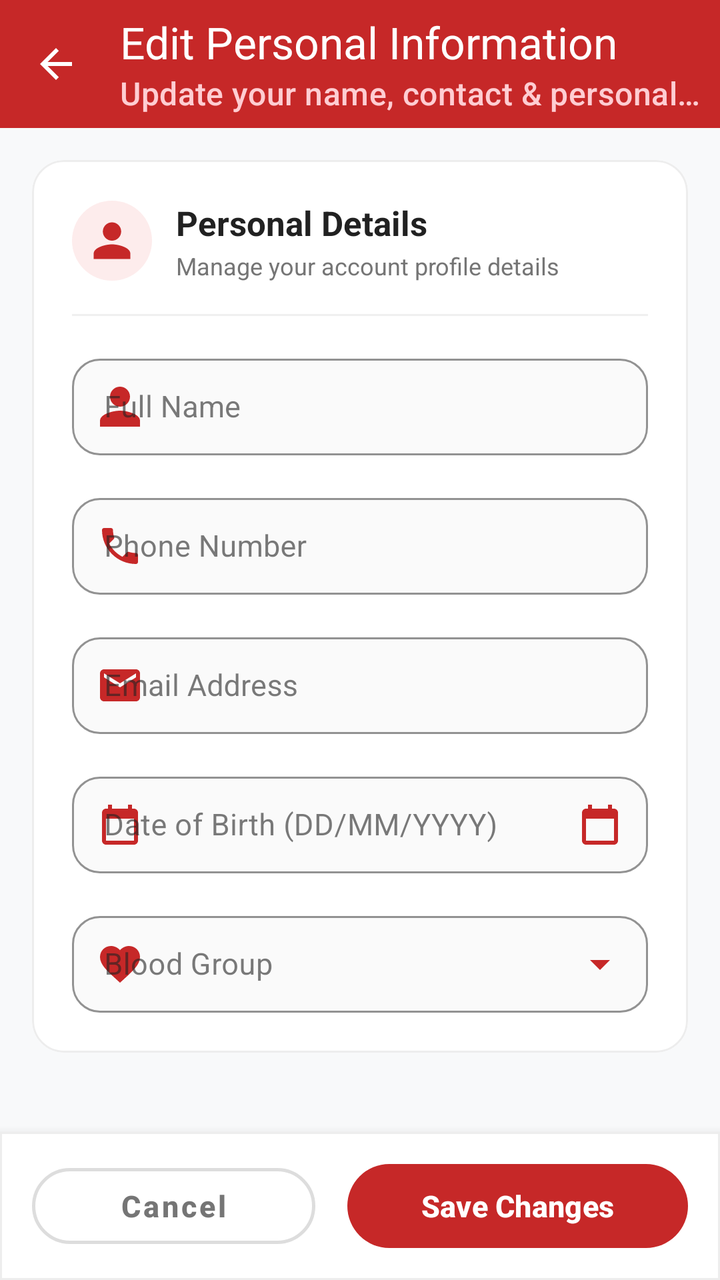
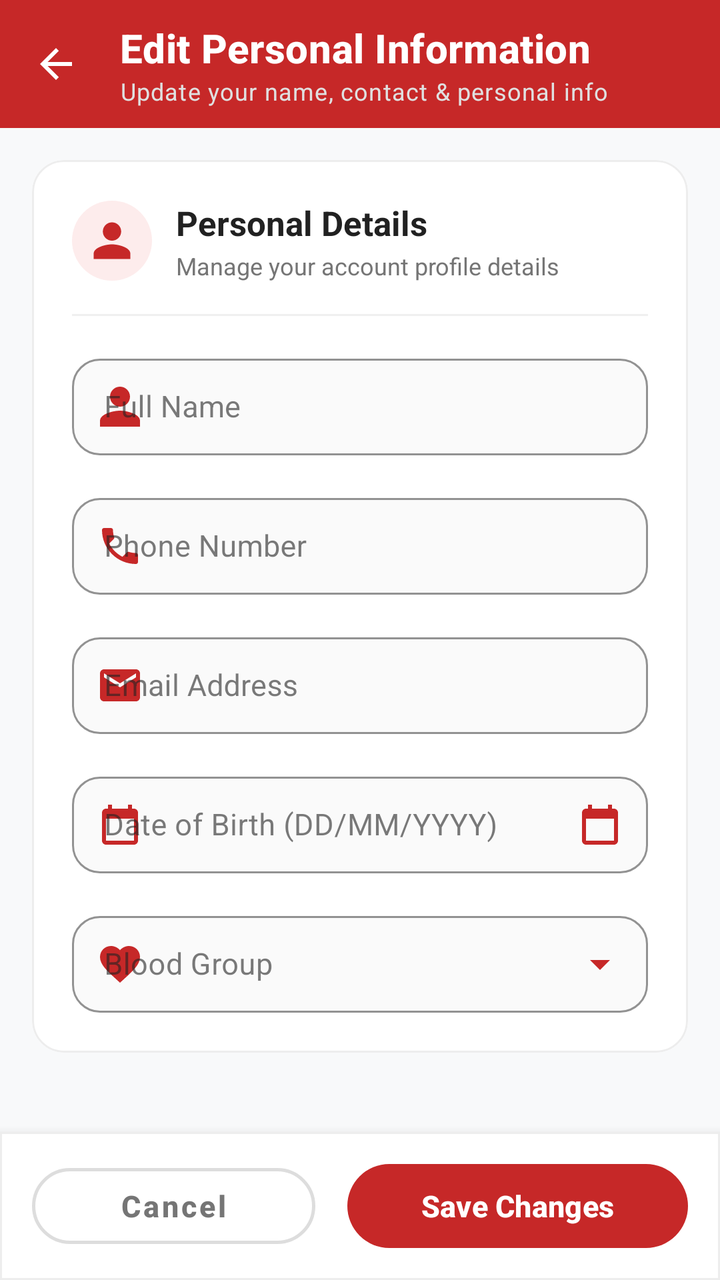

Two renders of the same Android screen: before a commit and after it. Below are the layout's source before the change and the commit's diff.
<!-- AndroidManifest.xml: application theme Theme.DonateBlood -->
<!-- res/layout/fragment_personal_edit.xml -->
<?xml version="1.0" encoding="utf-8"?>
<LinearLayout xmlns:android="http://schemas.android.com/apk/res/android"
    xmlns:app="http://schemas.android.com/apk/res-auto"
    xmlns:tools="http://schemas.android.com/tools"
    android:layout_width="match_parent"
    android:layout_height="match_parent"
    android:orientation="vertical"
    android:background="#F8F9FA">

    
    <com.google.android.material.appbar.MaterialToolbar
        android:id="@+id/toolbar"
        android:layout_width="match_parent"
        android:layout_height="?attr/actionBarSize"
        android:background="@color/primary_red_dark"
        app:elevation="3dp"
        app:navigationIcon="@drawable/ic_arrow_back_white"
        app:title="Edit Personal Information"
        app:titleTextColor="@color/white"
        app:subtitle="Update your name, contact &amp; personal info"
        app:subtitleTextColor="#FFCDD2" />

    
    <androidx.core.widget.NestedScrollView
        android:layout_width="match_parent"
        android:layout_height="0dp"
        android:layout_weight="1"
        android:fillViewport="true">

        <LinearLayout
            android:layout_width="match_parent"
            android:layout_height="wrap_content"
            android:orientation="vertical"
            android:padding="16dp">

            
            <com.google.android.material.card.MaterialCardView
                android:layout_width="match_parent"
                android:layout_height="wrap_content"
                app:cardCornerRadius="16dp"
                app:cardElevation="0dp"
                app:strokeColor="#EDEDED"
                app:strokeWidth="1dp"
                app:cardBackgroundColor="@color/white">

                <LinearLayout
                    android:layout_width="match_parent"
                    android:layout_height="wrap_content"
                    android:orientation="vertical"
                    android:padding="20dp">

                    
                    <LinearLayout
                        android:layout_width="match_parent"
                        android:layout_height="wrap_content"
                        android:gravity="center_vertical"
                        android:orientation="horizontal"
                        android:layout_marginBottom="16dp">

                        <FrameLayout
                            android:layout_width="40dp"
                            android:layout_height="40dp"
                            android:background="@drawable/bg_circle_icon">

                            <ImageView
                                android:layout_width="22dp"
                                android:layout_height="22dp"
                                android:layout_gravity="center"
                                android:src="@drawable/ic_user"
                                app:tint="@color/primary_red_dark"
                                tools:ignore="ContentDescription" />
                        </FrameLayout>

                        <LinearLayout
                            android:layout_width="0dp"
                            android:layout_height="wrap_content"
                            android:layout_marginStart="12dp"
                            android:layout_weight="1"
                            android:orientation="vertical">

                            <TextView
                                android:layout_width="wrap_content"
                                android:layout_height="wrap_content"
                                android:text="Personal Details"
                                android:textColor="@color/text_primary"
                                android:textSize="17sp"
                                android:textStyle="bold" />

                            <TextView
                                android:layout_width="wrap_content"
                                android:layout_height="wrap_content"
                                android:layout_marginTop="2dp"
                                android:text="Manage your account profile details"
                                android:textColor="@color/text_secondary"
                                android:textSize="12sp" />
                        </LinearLayout>
                    </LinearLayout>

                    <View
                        android:layout_width="match_parent"
                        android:layout_height="1dp"
                        android:background="#F0F0F0"
                        android:layout_marginBottom="16dp" />

                    
                    <com.google.android.material.textfield.TextInputLayout
                        android:id="@+id/inputLayoutName"
                        style="@style/Widget.MaterialComponents.TextInputLayout.OutlinedBox"
                        android:layout_width="match_parent"
                        android:layout_height="wrap_content"
                        android:layout_marginBottom="16dp"
                        android:hint="Full Name"
                        app:boxCornerRadiusTopStart="14dp"
                        app:boxCornerRadiusTopEnd="14dp"
                        app:boxCornerRadiusBottomStart="14dp"
                        app:boxCornerRadiusBottomEnd="14dp"
                        app:boxStrokeColor="@color/primary_red_dark"
                        app:boxStrokeWidth="1dp"
                        app:boxStrokeWidthFocused="2dp"
                        app:boxBackgroundColor="#FAFAFA"
                        app:startIconDrawable="@drawable/ic_user"
                        app:startIconTint="@color/primary_red_dark">

                        <com.google.android.material.textfield.TextInputEditText
                            android:id="@+id/etName"
                            android:layout_width="match_parent"
                            android:layout_height="wrap_content"
                            android:inputType="textPersonName"
                            android:maxLines="1"
                            android:paddingVertical="14dp"
                            android:textSize="15sp"
                            android:textColor="@color/text_primary" />
                    </com.google.android.material.textfield.TextInputLayout>

                    
                    <com.google.android.material.textfield.TextInputLayout
                        android:id="@+id/inputLayoutPhone"
                        style="@style/Widget.MaterialComponents.TextInputLayout.OutlinedBox"
                        android:layout_width="match_parent"
                        android:layout_height="wrap_content"
                        android:layout_marginBottom="16dp"
                        android:hint="Phone Number"
                        app:boxCornerRadiusTopStart="14dp"
                        app:boxCornerRadiusTopEnd="14dp"
                        app:boxCornerRadiusBottomStart="14dp"
                        app:boxCornerRadiusBottomEnd="14dp"
                        app:boxStrokeColor="@color/primary_red_dark"
                        app:boxStrokeWidth="1dp"
                        app:boxStrokeWidthFocused="2dp"
                        app:boxBackgroundColor="#FAFAFA"
                        app:startIconDrawable="@drawable/ic_phone"
                        app:startIconTint="@color/primary_red_dark">

                        <com.google.android.material.textfield.TextInputEditText
                            android:id="@+id/etPhone"
                            android:layout_width="match_parent"
                            android:layout_height="wrap_content"
                            android:inputType="phone"
                            android:maxLines="1"
                            android:paddingVertical="14dp"
                            android:textSize="15sp"
                            android:textColor="@color/text_primary" />
                    </com.google.android.material.textfield.TextInputLayout>

                    
                    <com.google.android.material.textfield.TextInputLayout
                        android:id="@+id/inputLayoutEmail"
                        style="@style/Widget.MaterialComponents.TextInputLayout.OutlinedBox"
                        android:layout_width="match_parent"
                        android:layout_height="wrap_content"
                        android:layout_marginBottom="16dp"
                        android:hint="Email Address"
                        app:boxCornerRadiusTopStart="14dp"
                        app:boxCornerRadiusTopEnd="14dp"
                        app:boxCornerRadiusBottomStart="14dp"
                        app:boxCornerRadiusBottomEnd="14dp"
                        app:boxStrokeColor="@color/primary_red_dark"
                        app:boxStrokeWidth="1dp"
                        app:boxStrokeWidthFocused="2dp"
                        app:boxBackgroundColor="#FAFAFA"
                        app:startIconDrawable="@drawable/ic_email"
                        app:startIconTint="@color/primary_red_dark">

                        <com.google.android.material.textfield.TextInputEditText
                            android:id="@+id/etEmail"
                            android:layout_width="match_parent"
                            android:layout_height="wrap_content"
                            android:inputType="textEmailAddress"
                            android:maxLines="1"
                            android:paddingVertical="14dp"
                            android:textSize="15sp"
                            android:textColor="@color/text_primary" />
                    </com.google.android.material.textfield.TextInputLayout>

                    
                    <com.google.android.material.textfield.TextInputLayout
                        android:id="@+id/inputLayoutDateOfBirth"
                        style="@style/Widget.MaterialComponents.TextInputLayout.OutlinedBox"
                        android:layout_width="match_parent"
                        android:layout_height="wrap_content"
                        android:layout_marginBottom="16dp"
                        android:hint="Date of Birth (DD/MM/YYYY)"
                        app:boxCornerRadiusTopStart="14dp"
                        app:boxCornerRadiusTopEnd="14dp"
                        app:boxCornerRadiusBottomStart="14dp"
                        app:boxCornerRadiusBottomEnd="14dp"
                        app:boxStrokeColor="@color/primary_red_dark"
                        app:boxStrokeWidth="1dp"
                        app:boxStrokeWidthFocused="2dp"
                        app:boxBackgroundColor="#FAFAFA"
                        app:startIconDrawable="@drawable/ic_calendar"
                        app:startIconTint="@color/primary_red_dark"
                        app:endIconMode="custom"
                        app:endIconDrawable="@drawable/ic_calendar"
                        app:endIconTint="@color/primary_red_dark">

                        <com.google.android.material.textfield.TextInputEditText
                            android:id="@+id/etDateOfBirth"
                            android:layout_width="match_parent"
                            android:layout_height="wrap_content"
                            android:focusable="false"
                            android:clickable="true"
                            android:cursorVisible="false"
                            android:maxLines="1"
                            android:paddingVertical="14dp"
                            android:textSize="15sp"
                            android:textColor="@color/text_primary" />
                    </com.google.android.material.textfield.TextInputLayout>

                    
                    <com.google.android.material.textfield.TextInputLayout
                        android:id="@+id/inputLayoutBloodGroup"
                        style="@style/Widget.MaterialComponents.TextInputLayout.OutlinedBox"
                        android:layout_width="match_parent"
                        android:layout_height="wrap_content"
                        android:hint="Blood Group"
                        app:boxCornerRadiusTopStart="14dp"
                        app:boxCornerRadiusTopEnd="14dp"
                        app:boxCornerRadiusBottomStart="14dp"
                        app:boxCornerRadiusBottomEnd="14dp"
                        app:boxStrokeColor="@color/primary_red_dark"
                        app:boxStrokeWidth="1dp"
                        app:boxStrokeWidthFocused="2dp"
                        app:boxBackgroundColor="#FAFAFA"
                        app:startIconDrawable="@drawable/ic_blood_drop"
                        app:startIconTint="@color/primary_red_dark"
                        app:endIconMode="custom"
                        app:endIconDrawable="@drawable/ic_chevron_down"
                        app:endIconTint="@color/primary_red_dark">

                        <com.google.android.material.textfield.TextInputEditText
                            android:id="@+id/etBloodGroup"
                            android:layout_width="match_parent"
                            android:layout_height="wrap_content"
                            android:focusable="false"
                            android:clickable="true"
                            android:cursorVisible="false"
                            android:maxLines="1"
                            android:paddingVertical="14dp"
                            android:textSize="15sp"
                            android:textColor="@color/text_primary" />
                    </com.google.android.material.textfield.TextInputLayout>

                </LinearLayout>
            </com.google.android.material.card.MaterialCardView>

            
            <ProgressBar
                android:id="@+id/progressBar"
                android:layout_width="wrap_content"
                android:layout_height="wrap_content"
                android:layout_gravity="center_horizontal"
                android:layout_marginTop="20dp"
                android:indeterminateTint="@color/primary_red_dark"
                android:visibility="gone" />

        </LinearLayout>
    </androidx.core.widget.NestedScrollView>

    
    <com.google.android.material.card.MaterialCardView
        android:layout_width="match_parent"
        android:layout_height="wrap_content"
        app:cardElevation="8dp"
        app:strokeWidth="1dp"
        app:strokeColor="#EDEDED"
        app:cardBackgroundColor="@color/white"
        app:cardCornerRadius="0dp">

        <LinearLayout
            android:layout_width="match_parent"
            android:layout_height="wrap_content"
            android:orientation="horizontal"
            android:paddingHorizontal="16dp"
            android:paddingVertical="12dp">

            <com.google.android.material.button.MaterialButton
                android:id="@+id/btnCancel"
                style="@style/Widget.MaterialComponents.Button.OutlinedButton"
                android:layout_width="0dp"
                android:layout_height="50dp"
                android:layout_weight="1"
                android:layout_marginEnd="8dp"
                android:text="Cancel"
                android:textColor="@color/text_secondary"
                android:textSize="15sp"
                android:textStyle="bold"
                android:textAllCaps="false"
                app:cornerRadius="25dp"
                app:strokeColor="#DDDDDD"
                app:strokeWidth="1.5dp"
                android:stateListAnimator="@null" />

            <com.google.android.material.button.MaterialButton
                android:id="@+id/btnSave"
                android:layout_width="0dp"
                android:layout_height="50dp"
                android:layout_weight="1.2"
                android:layout_marginStart="8dp"
                android:text="Save Changes"
                android:textColor="@color/white"
                android:textSize="15sp"
                android:textStyle="bold"
                android:textAllCaps="false"
                app:cornerRadius="25dp"
                app:elevation="2dp"
                app:backgroundTint="@color/primary_red_dark"
                android:stateListAnimator="@null" />
        </LinearLayout>
    </com.google.android.material.card.MaterialCardView>

</LinearLayout>
<!-- resources referenced by this layout -->
<resources>
  <color name="primary_red_dark">#C62828</color>
  <color name="text_primary">#212121</color>
  <color name="text_secondary">#757575</color>
  <color name="white">#FFFFFF</color>
  <!-- drawable bg_circle_icon (drawable) -->
  <?xml version="1.0" encoding="utf-8"?>
  <shape xmlns:android="http://schemas.android.com/apk/res/android"
      android:shape="oval">
      <solid android:color="#FDECEC" />
  </shape>
  <!-- drawable ic_arrow_back_white (drawable) -->
  <vector xmlns:android="http://schemas.android.com/apk/res/android"
      android:width="24dp"
      android:height="24dp"
      android:viewportWidth="24"
      android:viewportHeight="24">
      <path
          android:fillColor="@android:color/white"
          android:pathData="M20,11H7.83l5.59,-5.59L12,4l-8,8 8,8 1.41,-1.41L7.83,13H20v-2z"/>
  </vector>
  <!-- drawable ic_calendar (drawable) -->
  <vector xmlns:android="http://schemas.android.com/apk/res/android"
      android:width="24dp"
      android:height="24dp"
      android:viewportWidth="24"
      android:viewportHeight="24">
      <path
          android:fillColor="#9E9E9E"
          android:pathData="M19,4h-1V2h-2v2H8V2H6v2H5C3.9,4 3.01,4.9 3.01,6L3,20c0,1.1 0.9,2 2,2h14c1.1,0 2,-0.9 2,-2V6c0,-1.1 -0.9,-2 -2,-2zM19,20H5V9h14v11z"/>
  </vector>
  <!-- drawable ic_chevron_down (drawable) -->
  <vector xmlns:android="http://schemas.android.com/apk/res/android"
      android:width="24dp"
      android:height="24dp"
      android:viewportWidth="24"
      android:viewportHeight="24">
    <path
        android:fillColor="#FF000000"
        android:pathData="M7,10l5,5 5,-5z"/>
  </vector>
  <!-- drawable ic_email (drawable) -->
  <vector xmlns:android="http://schemas.android.com/apk/res/android"
      android:width="24dp"
      android:height="24dp"
      android:viewportWidth="24"
      android:viewportHeight="24">
      <path
          android:fillColor="@color/text_secondary"
          android:pathData="M20,4L4,4c-1.1,0 -1.99,0.9 -1.99,2L2,18c0,1.1 0.9,2 2,2h16c1.1,0 2,-0.9 2,-2L22,6c0,-1.1 -0.9,-2 -2,-2zM20,8l-8,5 -8,-5L4,6l8,5 8,-5v2z" />
  </vector>
  <!-- drawable ic_user (drawable) -->
  <vector xmlns:android="http://schemas.android.com/apk/res/android"
      android:width="24dp"
      android:height="24dp"
      android:viewportWidth="24"
      android:viewportHeight="24">
      <path
          android:fillColor="#9E9E9E"
          android:pathData="M12,12c2.76,0 5,-2.24 5,-5s-2.24,-5 -5,-5 -5,2.24 -5,5 2.24,5 5,5zM12,14c-3.33,0 -10,1.67 -10,5v3h20v-3c0,-3.33 -6.67,-5 -10,-5z"/>
  </vector>
  <color name="primary_red">#E53935</color>
  <color name="background_light">#F5F5F5</color>
  <style name="ThemeOverlay.BloodLink.MaterialTimePicker" parent="ThemeOverlay.MaterialComponents.TimePicker">
          <item name="colorPrimary">@color/primary_red_dark</item>
          <item name="colorOnPrimary">@color/white</item>
          <item name="colorSecondary">@color/primary_red</item>
          <item name="colorOnSecondary">@color/white</item>
          <item name="colorSurface">@color/surface_white</item>
          <item name="colorOnSurface">@color/text_primary</item>
      </style>
  <style name="Widget.DonateBlood.Toolbar" parent="Widget.Material3.Toolbar">
          <item name="android:background">@color/primary_red</item>
          <item name="titleTextColor">@color/white</item>
          <item name="subtitleTextColor">@color/white</item>
      </style>
  <color name="text_hint">#9E9E9E</color>
  <color name="surface_white">#FFFFFF</color>
  <!-- unchanged entries left out for length: 4 -->
</resources>

<!-- the commit's change to res/layout/fragment_personal_edit.xml (unified diff, before → after) -->
@@ -11,14 +11,18 @@
     <com.google.android.material.appbar.MaterialToolbar
         android:id="@+id/toolbar"
         android:layout_width="match_parent"
-        android:layout_height="?attr/actionBarSize"
+        android:layout_height="wrap_content"
+        android:minHeight="?attr/actionBarSize"
         android:background="@color/primary_red_dark"
-        app:elevation="3dp"
         app:navigationIcon="@drawable/ic_arrow_back_white"
         app:title="Edit Personal Information"
+        app:titleTextAppearance="@style/TextAppearance.BloodLink.Toolbar.Title"
+        app:subtitle="Update your name, contact &amp; personal info"
+        app:subtitleTextAppearance="@style/TextAppearance.BloodLink.Toolbar.Subtitle"
         app:titleTextColor="@color/white"
-        app:subtitle="Update your name, contact &amp; personal info"
-        app:subtitleTextColor="#FFCDD2" />
+        app:subtitleTextColor="#E0E0E0"
+        app:contentInsetStartWithNavigation="8dp"
+        app:elevation="3dp" />
 
     
     <androidx.core.widget.NestedScrollView
<!-- resource entries referenced after the edit -->
@@ -60,6 +60,15 @@
           android:fillColor="#9E9E9E"
           android:pathData="M12,12c2.76,0 5,-2.24 5,-5s-2.24,-5 -5,-5 -5,2.24 -5,5 2.24,5 5,5zM12,14c-3.33,0 -10,1.67 -10,5v3h20v-3c0,-3.33 -6.67,-5 -10,-5z"/>
   </vector>
+  <style name="TextAppearance.BloodLink.Toolbar.Subtitle" parent="TextAppearance.Material3.BodySmall">
+          <item name="android:textSize">12sp</item>
+          <item name="android:textColor">#E0E0E0</item>
+      </style>
+  <style name="TextAppearance.BloodLink.Toolbar.Title" parent="TextAppearance.Material3.TitleMedium">
+          <item name="android:textSize">20sp</item>
+          <item name="android:textStyle">bold</item>
+          <item name="android:textColor">@color/white</item>
+      </style>
   <color name="primary_red">#E53935</color>
   <color name="background_light">#F5F5F5</color>
   <style name="ThemeOverlay.BloodLink.MaterialTimePicker" parent="ThemeOverlay.MaterialComponents.TimePicker">
